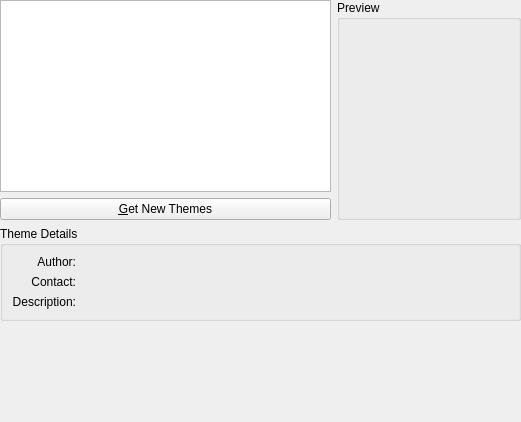
Old version of the form kgamethemeselector.ui in the repository KDE/libkdegames.
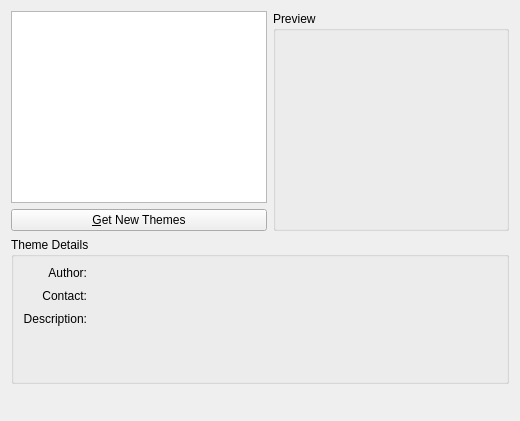
New version of the form.

Commit message: KGameThemeSelector improvements from Parker Coates CCMAIL:parker.coates@gmail.com

```diff
--- a/kgamethemeselector.ui
+++ b/kgamethemeselector.ui
@@ -5,35 +5,23 @@
    <rect>
     <x>0</x>
     <y>0</y>
-    <width>521</width>
-    <height>422</height>
+    <width>520</width>
+    <height>421</height>
    </rect>
   </property>
-  <property name="maximumSize" >
-   <size>
-    <width>800</width>
-    <height>600</height>
-   </size>
-  </property>
-  <layout class="QGridLayout" >
-   <property name="leftMargin" >
-    <number>0</number>
-   </property>
-   <property name="topMargin" >
-    <number>0</number>
-   </property>
-   <property name="rightMargin" >
-    <number>0</number>
-   </property>
-   <property name="bottomMargin" >
-    <number>0</number>
-   </property>
-   <item row="0" column="0" >
+  <layout class="QVBoxLayout" name="verticalLayout" >
+   <item>
     <layout class="QHBoxLayout" >
      <item>
       <layout class="QVBoxLayout" >
        <item>
         <widget class="QListWidget" name="themeList" >
+         <property name="sizePolicy" >
+          <sizepolicy vsizetype="Expanding" hsizetype="Preferred" >
+           <horstretch>0</horstretch>
+           <verstretch>0</verstretch>
+          </sizepolicy>
+         </property>
          <property name="minimumSize" >
           <size>
            <width>120</width>
@@ -53,6 +41,12 @@
      </item>
      <item>
       <widget class="QGroupBox" name="groupBox_2" >
+       <property name="sizePolicy" >
+        <sizepolicy vsizetype="Preferred" hsizetype="Expanding" >
+         <horstretch>0</horstretch>
+         <verstretch>0</verstretch>
+        </sizepolicy>
+       </property>
        <property name="title" >
         <string>Preview</string>
        </property>
@@ -60,16 +54,7 @@
         <property name="spacing" >
          <number>6</number>
         </property>
-        <property name="leftMargin" >
-         <number>9</number>
-        </property>
-        <property name="topMargin" >
-         <number>9</number>
-        </property>
-        <property name="rightMargin" >
-         <number>9</number>
-        </property>
-        <property name="bottomMargin" >
+        <property name="margin" >
          <number>9</number>
         </property>
         <item>
@@ -86,6 +71,9 @@
             <height>120</height>
            </size>
           </property>
+          <property name="alignment" >
+           <set>Qt::AlignCenter</set>
+          </property>
          </widget>
         </item>
        </layout>
@@ -93,125 +81,135 @@
      </item>
     </layout>
    </item>
-   <item row="1" column="0" >
+   <item>
     <widget class="QGroupBox" name="groupBox" >
+     <property name="sizePolicy" >
+      <sizepolicy vsizetype="Expanding" hsizetype="Expanding" >
+       <horstretch>0</horstretch>
+       <verstretch>0</verstretch>
+      </sizepolicy>
+     </property>
      <property name="title" >
       <string>Theme Details</string>
      </property>
-     <layout class="QHBoxLayout" >
+     <layout class="QGridLayout" name="gridLayout" >
       <property name="spacing" >
-       <number>6</number>
-      </property>
-      <property name="leftMargin" >
        <number>9</number>
       </property>
-      <property name="topMargin" >
-       <number>9</number>
-      </property>
-      <property name="rightMargin" >
-       <number>9</number>
-      </property>
-      <property name="bottomMargin" >
-       <number>9</number>
-      </property>
-      <item>
-       <layout class="QVBoxLayout" >
-        <property name="spacing" >
-         <number>6</number>
+      <item row="0" column="1" >
+       <widget class="QLabel" name="themeAuthor" >
+        <property name="sizePolicy" >
+         <sizepolicy vsizetype="Minimum" hsizetype="Expanding" >
+          <horstretch>0</horstretch>
+          <verstretch>0</verstretch>
+         </sizepolicy>
         </property>
-        <property name="leftMargin" >
-         <number>0</number>
+        <property name="text" >
+         <string/>
         </property>
-        <property name="topMargin" >
-         <number>0</number>
+        <property name="alignment" >
+         <set>Qt::AlignLeading|Qt::AlignLeft|Qt::AlignTop</set>
         </property>
-        <property name="rightMargin" >
-         <number>0</number>
+        <property name="wordWrap" >
+         <bool>true</bool>
         </property>
-        <property name="bottomMargin" >
-         <number>0</number>
+        <property name="openExternalLinks" >
+         <bool>false</bool>
         </property>
-        <item>
-         <widget class="QLabel" name="labelAuthor" >
-          <property name="text" >
-           <string>Author:</string>
-          </property>
-          <property name="alignment" >
-           <set>Qt::AlignRight|Qt::AlignTrailing|Qt::AlignVCenter</set>
-          </property>
-         </widget>
-        </item>
-        <item>
-         <widget class="QLabel" name="labelContact" >
-          <property name="text" >
-           <string>Contact:</string>
-          </property>
-          <property name="alignment" >
-           <set>Qt::AlignRight|Qt::AlignTrailing|Qt::AlignVCenter</set>
-          </property>
-         </widget>
-        </item>
-        <item>
-         <widget class="QLabel" name="labelDescription" >
-          <property name="text" >
-           <string>Description:</string>
-          </property>
-          <property name="alignment" >
-           <set>Qt::AlignRight|Qt::AlignTrailing|Qt::AlignVCenter</set>
-          </property>
-         </widget>
-        </item>
-       </layout>
+        <property name="textInteractionFlags" >
+         <set>Qt::LinksAccessibleByMouse</set>
+        </property>
+       </widget>
       </item>
-      <item>
-       <layout class="QVBoxLayout" >
-        <property name="spacing" >
-         <number>6</number>
+      <item row="1" column="0" >
+       <widget class="QLabel" name="labelContact" >
+        <property name="text" >
+         <string>Contact:</string>
         </property>
-        <property name="leftMargin" >
-         <number>0</number>
+        <property name="alignment" >
+         <set>Qt::AlignRight|Qt::AlignTop|Qt::AlignTrailing</set>
         </property>
-        <property name="topMargin" >
-         <number>0</number>
+       </widget>
+      </item>
+      <item row="1" column="1" >
+       <widget class="QLabel" name="themeContact" >
+        <property name="sizePolicy" >
+         <sizepolicy vsizetype="Minimum" hsizetype="Expanding" >
+          <horstretch>0</horstretch>
+          <verstretch>0</verstretch>
+         </sizepolicy>
         </property>
-        <property name="rightMargin" >
-         <number>0</number>
+        <property name="text" >
+         <string/>
         </property>
-        <property name="bottomMargin" >
-         <number>0</number>
+        <property name="alignment" >
+         <set>Qt::AlignLeading|Qt::AlignLeft|Qt::AlignTop</set>
         </property>
-        <item>
-         <widget class="QLabel" name="themeAuthor" >
-          <property name="text" >
-           <string/>
-          </property>
-         </widget>
-        </item>
-        <item>
-         <widget class="QLabel" name="themeContact" >
-          <property name="text" >
-           <string/>
-          </property>
-         </widget>
-        </item>
-        <item>
-         <widget class="QLabel" name="themeDescription" >
-          <property name="text" >
-           <string/>
-          </property>
-         </widget>
-        </item>
-       </layout>
+        <property name="wordWrap" >
+         <bool>true</bool>
+        </property>
+        <property name="openExternalLinks" >
+         <bool>true</bool>
+        </property>
+        <property name="textInteractionFlags" >
+         <set>Qt::LinksAccessibleByMouse</set>
+        </property>
+       </widget>
       </item>
-      <item>
-       <spacer>
+      <item row="2" column="0" >
+       <widget class="QLabel" name="labelDescription" >
+        <property name="text" >
+         <string>Description:</string>
+        </property>
+        <property name="alignment" >
+         <set>Qt::AlignRight|Qt::AlignTop|Qt::AlignTrailing</set>
+        </property>
+       </widget>
+      </item>
+      <item row="2" column="1" >
+       <widget class="QLabel" name="themeDescription" >
+        <property name="sizePolicy" >
+         <sizepolicy vsizetype="Minimum" hsizetype="Expanding" >
+          <horstretch>0</horstretch>
+          <verstretch>0</verstretch>
+         </sizepolicy>
+        </property>
+        <property name="text" >
+         <string/>
+        </property>
+        <property name="alignment" >
+         <set>Qt::AlignLeading|Qt::AlignLeft|Qt::AlignTop</set>
+        </property>
+        <property name="wordWrap" >
+         <bool>true</bool>
+        </property>
+        <property name="openExternalLinks" >
+         <bool>false</bool>
+        </property>
+        <property name="textInteractionFlags" >
+         <set>Qt::LinksAccessibleByMouse</set>
+        </property>
+       </widget>
+      </item>
+      <item row="0" column="0" >
+       <widget class="QLabel" name="labelAuthor" >
+        <property name="text" >
+         <string>Author:</string>
+        </property>
+        <property name="alignment" >
+         <set>Qt::AlignRight|Qt::AlignTop|Qt::AlignTrailing</set>
+        </property>
+       </widget>
+      </item>
+      <item row="3" column="0" colspan="2" >
+       <spacer name="verticalSpacer_2" >
         <property name="orientation" >
-         <enum>Qt::Horizontal</enum>
+         <enum>Qt::Vertical</enum>
         </property>
-        <property name="sizeHint" >
+        <property name="sizeHint" stdset="0" >
          <size>
-          <width>40</width>
-          <height>20</height>
+          <width>20</width>
+          <height>40</height>
          </size>
         </property>
        </spacer>
@@ -219,7 +217,7 @@
      </layout>
     </widget>
    </item>
-   <item row="2" column="0" >
+   <item>
     <widget class="QLineEdit" name="kcfg_Theme" >
      <property name="enabled" >
       <bool>false</bool>
@@ -232,19 +230,6 @@
      </property>
     </widget>
    </item>
-   <item row="3" column="0" >
-    <spacer>
-     <property name="orientation" >
-      <enum>Qt::Vertical</enum>
-     </property>
-     <property name="sizeHint" >
-      <size>
-       <width>20</width>
-       <height>40</height>
-      </size>
-     </property>
-    </spacer>
-   </item>
   </layout>
  </widget>
  <resources/>
```
The commit also changes 1 other file.
